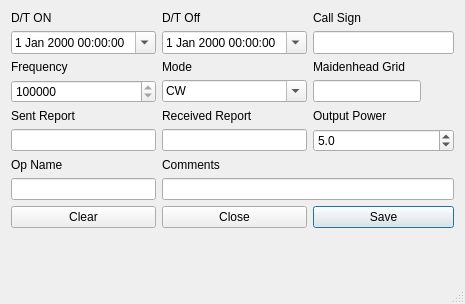
Above: logdialog.ui from guitarpicva/RPiKeyerTerm before the change. Below: the same form after it.
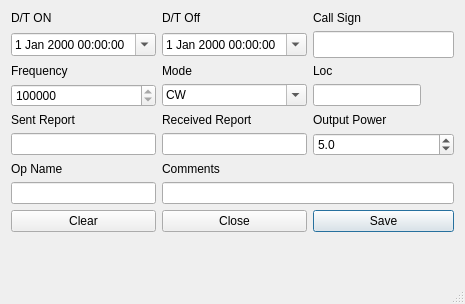
That is the form after the change.

```diff
--- a/logdialog.ui
+++ b/logdialog.ui
@@ -132,7 +132,7 @@
    <item row="2" column="3">
     <widget class="QLabel" name="label_6">
      <property name="text">
-      <string>Maidenhead Grid</string>
+      <string>Loc</string>
      </property>
     </widget>
    </item>
@@ -187,8 +187,8 @@
      </property>
      <property name="font">
       <font>
-       <family>Courier New</family>
-       <pointsize>10</pointsize>
+       <family>DejaVu Sans Mono</family>
+       <pointsize>12</pointsize>
       </font>
      </property>
      <property name="maxLength">
```
